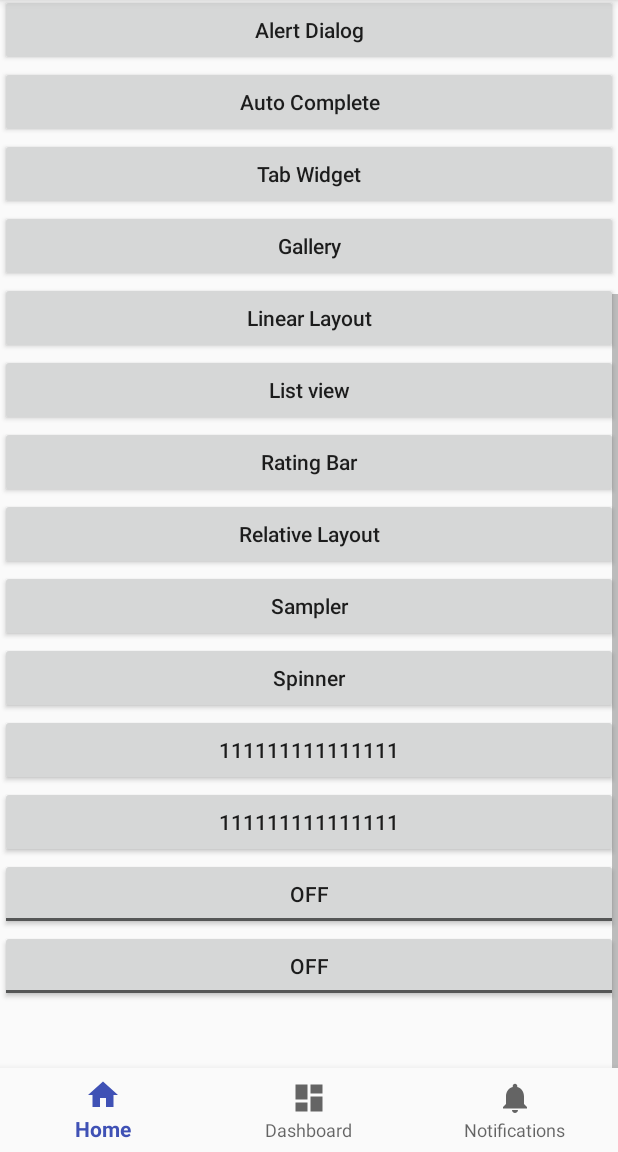
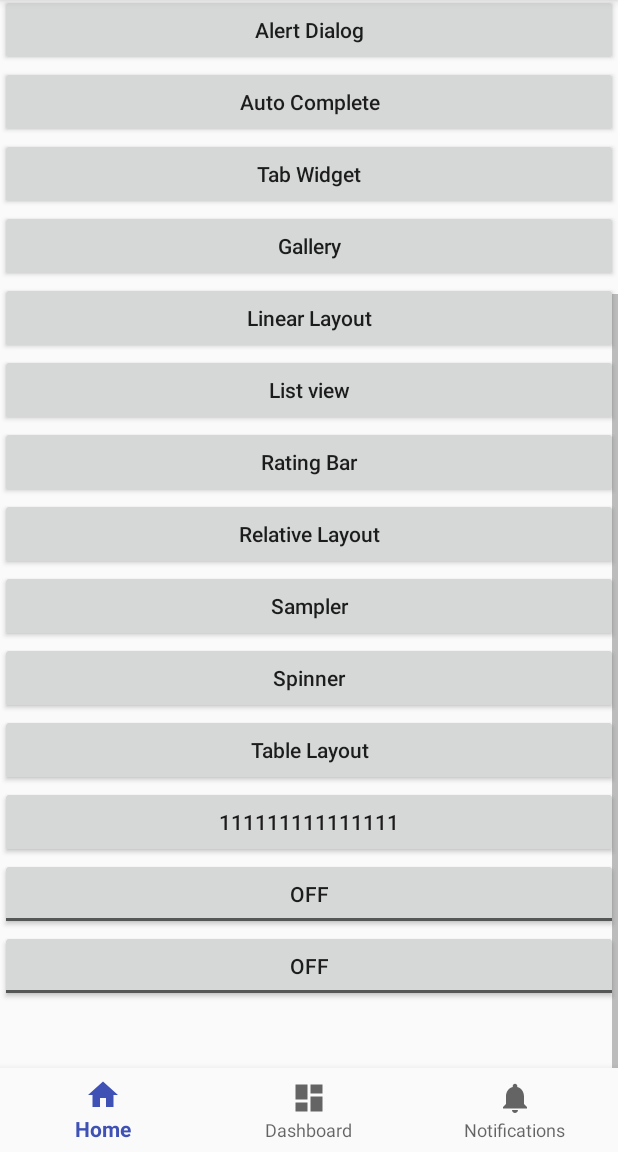
Before and after one commit to YershovAleksandr/Android_015_UI, an Android app: the screen it shows after launch (MainActivity), scrolled down 263 dp, on a phone screen of 412 x 824 dp, the part 84-1236 px from its top. Run offline under Robolectric (Android 15) with nearby library versions, the phone set to English and light mode, and no system bars.

Commit message:
UI Table Layout fix

```diff
--- a/MyUI/app/src/main/res/layout/activity_main.xml
+++ b/MyUI/app/src/main/res/layout/activity_main.xml
@@ -136,7 +136,7 @@
                 android:id="@+id/button16"
                 android:layout_width="match_parent"
                 android:layout_height="wrap_content"
-                android:text="111111111111111"
+                android:text="Table Layout"
                 android:textAllCaps="false" />
 
             <Button
```
